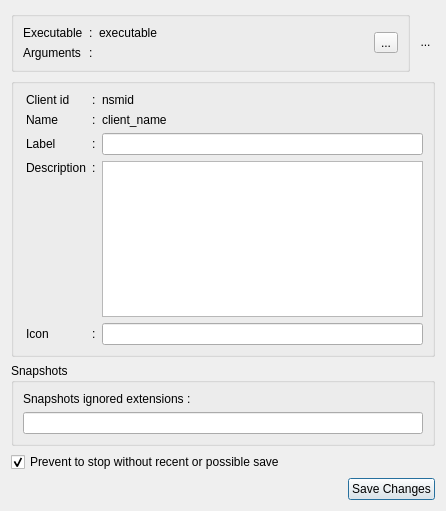
Qt form resources/ui/client_properties.ui (Houston4444/RaySession) before a commit.
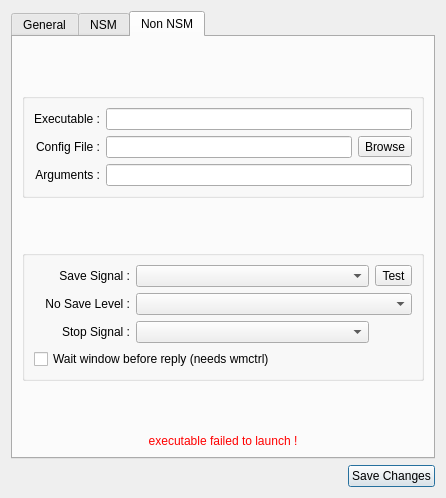
The same form after that commit. Icons and pictures are not drawn.

Commit message: implement non nsm tab in client properties dialog

The edit to the form file:
```diff
--- a/resources/ui/client_properties.ui
+++ b/resources/ui/client_properties.ui
@@ -7,7 +7,7 @@
     <x>0</x>
     <y>0</y>
     <width>446</width>
-    <height>511</height>
+    <height>498</height>
    </rect>
   </property>
   <property name="sizePolicy">
@@ -21,168 +21,15 @@
   </property>
   <layout class="QVBoxLayout" name="verticalLayout">
    <item>
-    <spacer name="verticalSpacer">
-     <property name="orientation">
-      <enum>Qt::Vertical</enum>
+    <widget class="QTabWidget" name="tabWidget">
+     <property name="currentIndex">
+      <number>2</number>
      </property>
-     <property name="sizeType">
-      <enum>QSizePolicy::MinimumExpanding</enum>
-     </property>
-     <property name="sizeHint" stdset="0">
-      <size>
-       <width>20</width>
-       <height>0</height>
-      </size>
-     </property>
-    </spacer>
-   </item>
-   <item>
-    <layout class="QHBoxLayout" name="horizontalLayout">
-     <item>
-      <widget class="QGroupBox" name="groupBoxExecArgs">
-       <property name="title">
-        <string/>
-       </property>
-       <layout class="QGridLayout" name="gridLayout_3">
-        <item row="0" column="1">
-         <widget class="QLabel" name="label_4">
-          <property name="sizePolicy">
-           <sizepolicy hsizetype="Fixed" vsizetype="Preferred">
-            <horstretch>0</horstretch>
-            <verstretch>0</verstretch>
-           </sizepolicy>
-          </property>
-          <property name="text">
-           <string>:</string>
-          </property>
-         </widget>
-        </item>
-        <item row="0" column="0">
-         <widget class="QLabel" name="label">
-          <property name="sizePolicy">
-           <sizepolicy hsizetype="Minimum" vsizetype="Minimum">
-            <horstretch>0</horstretch>
-            <verstretch>0</verstretch>
-           </sizepolicy>
-          </property>
-          <property name="text">
-           <string>Executable</string>
-          </property>
-         </widget>
-        </item>
-        <item row="0" column="2">
-         <widget class="QLabel" name="labelExecutable">
-          <property name="sizePolicy">
-           <sizepolicy hsizetype="Minimum" vsizetype="Fixed">
-            <horstretch>0</horstretch>
-            <verstretch>0</verstretch>
-           </sizepolicy>
-          </property>
-          <property name="text">
-           <string>executable</string>
-          </property>
-         </widget>
-        </item>
-        <item row="1" column="0">
-         <widget class="QLabel" name="label_11">
-          <property name="sizePolicy">
-           <sizepolicy hsizetype="Fixed" vsizetype="Minimum">
-            <horstretch>0</horstretch>
-            <verstretch>0</verstretch>
-           </sizepolicy>
-          </property>
-          <property name="text">
-           <string>Arguments</string>
-          </property>
-         </widget>
-        </item>
-        <item row="1" column="1">
-         <widget class="QLabel" name="label_12">
-          <property name="sizePolicy">
-           <sizepolicy hsizetype="Fixed" vsizetype="Preferred">
-            <horstretch>0</horstretch>
-            <verstretch>0</verstretch>
-           </sizepolicy>
-          </property>
-          <property name="text">
-           <string>:</string>
-          </property>
-         </widget>
-        </item>
-        <item row="1" column="2">
-         <widget class="QLabel" name="labelArguments">
-          <property name="sizePolicy">
-           <sizepolicy hsizetype="Expanding" vsizetype="Fixed">
-            <horstretch>0</horstretch>
-            <verstretch>0</verstretch>
-           </sizepolicy>
-          </property>
-          <property name="text">
-           <string/>
-          </property>
-         </widget>
-        </item>
-        <item row="0" column="3" rowspan="2">
-         <widget class="QToolButton" name="toolButtonEditExecutable">
-          <property name="toolTip">
-           <string>Edit executable</string>
-          </property>
-          <property name="text">
-           <string>...</string>
-          </property>
-          <property name="icon">
-           <iconset theme="edit-rename">
-            <normaloff>.</normaloff>.</iconset>
-          </property>
-         </widget>
-        </item>
-       </layout>
-      </widget>
-     </item>
-     <item>
-      <widget class="QToolButton" name="toolButtonIcon">
-       <property name="baseSize">
-        <size>
-         <width>48</width>
-         <height>48</height>
-        </size>
-       </property>
-       <property name="styleSheet">
-        <string notr="true">QToolButton{border:none}</string>
-       </property>
-       <property name="text">
-        <string>...</string>
-       </property>
-       <property name="icon">
-        <iconset theme="application-pdf">
-         <normaloff>.</normaloff>.</iconset>
-       </property>
-       <property name="iconSize">
-        <size>
-         <width>48</width>
-         <height>48</height>
-        </size>
-       </property>
-      </widget>
-     </item>
-    </layout>
-   </item>
-   <item>
-    <spacer name="verticalSpacer_3">
-     <property name="orientation">
-      <enum>Qt::Vertical</enum>
-     </property>
-     <property name="sizeType">
-      <enum>QSizePolicy::MinimumExpanding</enum>
-     </property>
-     <property name="sizeHint" stdset="0">
-      <size>
-       <width>20</width>
-       <height>0</height>
-      </size>
-     </property>
-    </spacer>
-   </item>
+     <widget class="QWidget" name="tab">
+      <attribute name="title">
+       <string>General</string>
+      </attribute>
+      <layout class="QVBoxLayout" name="verticalLayout_4">
    <item>
     <widget class="QGroupBox" name="groupBox">
      <property name="title">
@@ -191,7 +38,27 @@
      <layout class="QGridLayout" name="gridLayout_2">
       <item row="0" column="0">
        <layout class="QGridLayout" name="gridLayout" columnstretch="0,0,0,0,0">
-        <item row="1" column="2">
+            <item row="4" column="3" colspan="2">
+             <widget class="QPlainTextEdit" name="plainTextEditDescription">
+              <property name="plainText">
+               <string/>
+              </property>
+             </widget>
+            </item>
+            <item row="0" column="2">
+             <widget class="QLabel" name="label_7">
+              <property name="sizePolicy">
+               <sizepolicy hsizetype="Fixed" vsizetype="Preferred">
+                <horstretch>0</horstretch>
+                <verstretch>0</verstretch>
+               </sizepolicy>
+              </property>
+              <property name="text">
+               <string>:</string>
+              </property>
+             </widget>
+            </item>
+            <item row="2" column="2">
          <widget class="QLabel" name="label_8">
           <property name="sizePolicy">
            <sizepolicy hsizetype="Fixed" vsizetype="Preferred">
@@ -204,7 +71,46 @@
           </property>
          </widget>
         </item>
+            <item row="3" column="0">
+             <spacer name="horizontalSpacer">
+              <property name="orientation">
+               <enum>Qt::Horizontal</enum>
+              </property>
+              <property name="sizeType">
+               <enum>QSizePolicy::Fixed</enum>
+              </property>
+              <property name="sizeHint" stdset="0">
+               <size>
+                <width>3</width>
+                <height>20</height>
+               </size>
+              </property>
+             </spacer>
+            </item>
+            <item row="0" column="1">
+             <widget class="QLabel" name="label_3">
+              <property name="sizePolicy">
+               <sizepolicy hsizetype="Fixed" vsizetype="Minimum">
+                <horstretch>0</horstretch>
+                <verstretch>0</verstretch>
+               </sizepolicy>
+              </property>
+              <property name="text">
+               <string>Client id</string>
+              </property>
+             </widget>
+            </item>
         <item row="4" column="1">
+             <widget class="QLabel" name="label_14">
+              <property name="text">
+               <string>Description</string>
+              </property>
+              <property name="alignment">
+               <set>Qt::AlignLeading|Qt::AlignLeft|Qt::AlignTop</set>
+              </property>
+             </widget>
+            </item>
+            <item row="5" column="1">
          <widget class="QLabel" name="label_5">
           <property name="sizePolicy">
            <sizepolicy hsizetype="Fixed" vsizetype="Minimum">
@@ -218,6 +124,35 @@
          </widget>
         </item>
         <item row="2" column="1">
+             <widget class="QLabel" name="label_2">
+              <property name="sizePolicy">
+               <sizepolicy hsizetype="Fixed" vsizetype="Minimum">
+                <horstretch>0</horstretch>
+                <verstretch>0</verstretch>
+               </sizepolicy>
+              </property>
+              <property name="text">
+               <string>Name</string>
+              </property>
+             </widget>
+            </item>
+            <item row="4" column="2">
+             <widget class="QLabel" name="label_15">
+              <property name="text">
+               <string>:</string>
+              </property>
+              <property name="alignment">
+               <set>Qt::AlignLeading|Qt::AlignLeft|Qt::AlignTop</set>
+              </property>
+             </widget>
+            </item>
+            <item row="3" column="3" colspan="2">
+             <widget class="QLineEdit" name="lineEditLabel"/>
+            </item>
+            <item row="5" column="3" colspan="2">
+             <widget class="QLineEdit" name="lineEditIcon"/>
+            </item>
+            <item row="3" column="1">
          <widget class="QLabel" name="label_6">
           <property name="sizePolicy">
            <sizepolicy hsizetype="Fixed" vsizetype="Minimum">
@@ -230,10 +165,7 @@
           </property>
          </widget>
         </item>
-        <item row="2" column="3" colspan="2">
-         <widget class="QLineEdit" name="lineEditLabel"/>
-        </item>
-        <item row="4" column="2">
+            <item row="5" column="2">
          <widget class="QLabel" name="label_10">
           <property name="sizePolicy">
            <sizepolicy hsizetype="Fixed" vsizetype="Preferred">
@@ -246,49 +178,7 @@
           </property>
          </widget>
         </item>
-        <item row="1" column="1">
-         <widget class="QLabel" name="label_2">
-          <property name="sizePolicy">
-           <sizepolicy hsizetype="Fixed" vsizetype="Minimum">
-            <horstretch>0</horstretch>
-            <verstretch>0</verstretch>
-           </sizepolicy>
-          </property>
-          <property name="text">
-           <string>Name</string>
-          </property>
-         </widget>
-        </item>
-        <item row="0" column="1">
-         <widget class="QLabel" name="label_3">
-          <property name="sizePolicy">
-           <sizepolicy hsizetype="Fixed" vsizetype="Minimum">
-            <horstretch>0</horstretch>
-            <verstretch>0</verstretch>
-           </sizepolicy>
-          </property>
-          <property name="text">
-           <string>Client id</string>
-          </property>
-         </widget>
-        </item>
-        <item row="2" column="0">
-         <spacer name="horizontalSpacer">
-          <property name="orientation">
-           <enum>Qt::Horizontal</enum>
-          </property>
-          <property name="sizeType">
-           <enum>QSizePolicy::Fixed</enum>
-          </property>
-          <property name="sizeHint" stdset="0">
-           <size>
-            <width>3</width>
-            <height>20</height>
-           </size>
-          </property>
-         </spacer>
-        </item>
-        <item row="2" column="2">
+            <item row="3" column="2">
          <widget class="QLabel" name="label_9">
           <property name="sizePolicy">
            <sizepolicy hsizetype="Fixed" vsizetype="Preferred">
@@ -301,7 +191,7 @@
           </property>
          </widget>
         </item>
-        <item row="1" column="3" colspan="2">
+            <item row="2" column="3">
          <widget class="QLabel" name="labelClientName">
           <property name="sizePolicy">
            <sizepolicy hsizetype="Expanding" vsizetype="Fixed">
@@ -314,23 +204,7 @@
           </property>
          </widget>
         </item>
-        <item row="4" column="3" colspan="2">
-         <widget class="QLineEdit" name="lineEditIcon"/>
-        </item>
-        <item row="0" column="2">
-         <widget class="QLabel" name="label_7">
-          <property name="sizePolicy">
-           <sizepolicy hsizetype="Fixed" vsizetype="Preferred">
-            <horstretch>0</horstretch>
-            <verstretch>0</verstretch>
-           </sizepolicy>
-          </property>
-          <property name="text">
-           <string>:</string>
-          </property>
-         </widget>
-        </item>
-        <item row="0" column="3" colspan="2">
+            <item row="0" column="3">
          <widget class="QLabel" name="labelId">
           <property name="sizePolicy">
            <sizepolicy hsizetype="Expanding" vsizetype="Fixed">
@@ -343,30 +217,29 @@
           </property>
          </widget>
         </item>
-        <item row="3" column="1">
-         <widget class="QLabel" name="label_14">
-          <property name="text">
-           <string>Description</string>
-          </property>
-          <property name="alignment">
-           <set>Qt::AlignLeading|Qt::AlignLeft|Qt::AlignTop</set>
-          </property>
-         </widget>
-        </item>
-        <item row="3" column="2">
-         <widget class="QLabel" name="label_15">
+            <item row="0" column="4" rowspan="3">
+             <widget class="QToolButton" name="toolButtonIcon">
+              <property name="baseSize">
+               <size>
+                <width>48</width>
+                <height>48</height>
+               </size>
+              </property>
+              <property name="styleSheet">
+               <string notr="true">QToolButton{border:none}</string>
+              </property>
           <property name="text">
-           <string>:</string>
-          </property>
-          <property name="alignment">
-           <set>Qt::AlignLeading|Qt::AlignLeft|Qt::AlignTop</set>
-          </property>
-         </widget>
-        </item>
-        <item row="3" column="3" colspan="2">
-         <widget class="QPlainTextEdit" name="plainTextEditDescription">
-          <property name="plainText">
-           <string/>
+               <string>...</string>
+              </property>
+              <property name="icon">
+               <iconset theme="application-pdf">
+                <normaloff>../../../.designer/backup</normaloff>../../../.designer/backup</iconset>
+              </property>
+              <property name="iconSize">
+               <size>
+                <width>48</width>
+                <height>48</height>
+               </size>
           </property>
          </widget>
         </item>
@@ -376,7 +249,20 @@
     </widget>
    </item>
    <item>
-    <spacer name="verticalSpacer_5">
+        <spacer name="verticalSpacer_2">
+         <property name="orientation">
+          <enum>Qt::Vertical</enum>
+         </property>
+         <property name="sizeHint" stdset="0">
+          <size>
+           <width>20</width>
+           <height>40</height>
+          </size>
+         </property>
+        </spacer>
+       </item>
+       <item>
+        <spacer name="verticalSpacer_3">
      <property name="orientation">
       <enum>Qt::Vertical</enum>
      </property>
@@ -428,13 +314,10 @@
      <property name="orientation">
       <enum>Qt::Vertical</enum>
      </property>
-     <property name="sizeType">
-      <enum>QSizePolicy::MinimumExpanding</enum>
-     </property>
      <property name="sizeHint" stdset="0">
       <size>
        <width>20</width>
-       <height>0</height>
+           <height>40</height>
       </size>
      </property>
     </spacer>
@@ -450,20 +333,402 @@
     </widget>
    </item>
    <item>
-    <spacer name="verticalSpacer_2">
+        <layout class="QVBoxLayout" name="verticalLayout_2"/>
+       </item>
+      </layout>
+     </widget>
+     <widget class="QWidget" name="tab_2">
+      <attribute name="title">
+       <string>NSM</string>
+      </attribute>
+      <layout class="QVBoxLayout" name="verticalLayout_6">
+       <item>
+        <spacer name="verticalSpacer_11">
      <property name="orientation">
       <enum>Qt::Vertical</enum>
      </property>
-     <property name="sizeType">
-      <enum>QSizePolicy::MinimumExpanding</enum>
-     </property>
+         <property name="sizeHint" stdset="0">
+          <size>
+           <width>20</width>
+           <height>40</height>
+          </size>
+         </property>
+        </spacer>
+       </item>
+       <item>
+        <layout class="QVBoxLayout" name="verticalLayout_5">
+         <item>
+          <widget class="QGroupBox" name="groupBox_3">
+           <property name="title">
+            <string/>
+           </property>
+           <layout class="QVBoxLayout" name="verticalLayout_8">
+            <item>
+             <widget class="QLabel" name="label">
+              <property name="text">
+               <string>&lt;html&gt;&lt;head/&gt;&lt;body&gt;&lt;p&gt;Edit executable is strongly discouraged !&lt;br/&gt;It can be useful if you use many versions of a same software.&lt;br/&gt;Change it only if you are sure of what you are doing.&lt;/p&gt;&lt;/body&gt;&lt;/html&gt;</string>
+              </property>
+             </widget>
+            </item>
+            <item>
+             <spacer name="verticalSpacer">
+              <property name="orientation">
+               <enum>Qt::Vertical</enum>
+              </property>
      <property name="sizeHint" stdset="0">
       <size>
        <width>20</width>
-       <height>0</height>
+                <height>40</height>
       </size>
      </property>
     </spacer>
+            </item>
+            <item>
+             <widget class="QLabel" name="label_4">
+              <property name="text">
+               <string>Executable :</string>
+              </property>
+             </widget>
+            </item>
+            <item>
+             <widget class="QLineEdit" name="lineEditExecutableNSM"/>
+            </item>
+           </layout>
+          </widget>
+         </item>
+         <item>
+          <spacer name="verticalSpacer_5">
+           <property name="orientation">
+            <enum>Qt::Vertical</enum>
+           </property>
+           <property name="sizeHint" stdset="0">
+            <size>
+             <width>20</width>
+             <height>40</height>
+            </size>
+           </property>
+          </spacer>
+         </item>
+         <item>
+          <widget class="QGroupBox" name="groupBox_4">
+           <property name="title">
+            <string/>
+           </property>
+           <layout class="QVBoxLayout" name="verticalLayout_9">
+            <item>
+             <widget class="QLabel" name="label_11">
+              <property name="text">
+               <string>&lt;html&gt;&lt;head/&gt;&lt;body&gt;&lt;p&gt;Arguments are supposed to not be supported by NSM protocol.&lt;br/&gt;In some cases it can works, but no warranty !&lt;/p&gt;&lt;/body&gt;&lt;/html&gt;</string>
+              </property>
+             </widget>
+            </item>
+            <item>
+             <spacer name="verticalSpacer_6">
+              <property name="orientation">
+               <enum>Qt::Vertical</enum>
+              </property>
+              <property name="sizeHint" stdset="0">
+               <size>
+                <width>20</width>
+                <height>40</height>
+               </size>
+              </property>
+             </spacer>
+            </item>
+            <item>
+             <widget class="QLabel" name="label_12">
+              <property name="text">
+               <string>Arguments :</string>
+              </property>
+             </widget>
+            </item>
+            <item>
+             <widget class="QLineEdit" name="lineEditArgumentsNSM"/>
+            </item>
+           </layout>
+          </widget>
+         </item>
+         <item>
+          <spacer name="verticalSpacer_7">
+           <property name="orientation">
+            <enum>Qt::Vertical</enum>
+           </property>
+           <property name="sizeHint" stdset="0">
+            <size>
+             <width>20</width>
+             <height>40</height>
+            </size>
+           </property>
+          </spacer>
+         </item>
+        </layout>
+       </item>
+      </layout>
+     </widget>
+     <widget class="QWidget" name="tab_3">
+      <attribute name="title">
+       <string>Non NSM</string>
+      </attribute>
+      <layout class="QVBoxLayout" name="verticalLayout_10">
+       <item>
+        <spacer name="verticalSpacer_10">
+         <property name="orientation">
+          <enum>Qt::Vertical</enum>
+         </property>
+         <property name="sizeHint" stdset="0">
+          <size>
+           <width>20</width>
+           <height>40</height>
+          </size>
+         </property>
+        </spacer>
+       </item>
+       <item>
+        <layout class="QVBoxLayout" name="verticalLayout_7">
+         <item>
+          <widget class="QGroupBox" name="groupBox_5">
+           <property name="toolTip">
+            <string>&lt;html&gt;&lt;head/&gt;&lt;body&gt;&lt;p&gt;Command-line options are incompatible with robust session management for a variety of reasons, so the NSM server does not support them directly.&lt;/p&gt;&lt;p&gt;Some audio programs doesn't have NSM implementation yet, but they can have a LASH/LADISH implementation, and we can use it for the save signal.&lt;/p&gt;&lt;p&gt;Be warned that referring to files outside of the session directory will impair your ability to reliably archive and transport sessions. &lt;br/&gt;&lt;br/&gt;Patching the program to use NSM natively will result in a better experience. &lt;/p&gt;&lt;/body&gt;&lt;/html&gt;</string>
+           </property>
+           <property name="title">
+            <string/>
+           </property>
+           <layout class="QGridLayout" name="gridLayout_3">
+            <item row="2" column="0">
+             <widget class="QLabel" name="label_16">
+              <property name="toolTip">
+               <string>&lt;html&gt;&lt;head/&gt;&lt;body&gt;&lt;p&gt;The program will be started with its current directory being a uniquely named directory under the current session directory. &lt;/p&gt;&lt;p&gt;It is recommended that you only refer to files in the current directory.&lt;/p&gt;&lt;/body&gt;&lt;/html&gt;</string>
+              </property>
+              <property name="text">
+               <string>Config File :</string>
+              </property>
+              <property name="alignment">
+               <set>Qt::AlignRight|Qt::AlignTrailing|Qt::AlignVCenter</set>
+              </property>
+             </widget>
+            </item>
+            <item row="2" column="1">
+             <widget class="QLineEdit" name="lineEditConfigFile">
+              <property name="toolTip">
+               <string>&lt;html&gt;&lt;head/&gt;&lt;body&gt;&lt;p&gt;The program will be started with its current directory being a uniquely named directory under the current session directory. &lt;/p&gt;&lt;p&gt;It is recommended that you only refer to files in the current directory.&lt;/p&gt;&lt;/body&gt;&lt;/html&gt;</string>
+              </property>
+             </widget>
+            </item>
+            <item row="3" column="0">
+             <widget class="QLabel" name="label_18">
+              <property name="toolTip">
+               <string>&lt;html&gt;&lt;head/&gt;&lt;body&gt;&lt;p&gt;The environment variables $NSM_CLIENT_ID and $RAY_SESSION_NAME will contain the unique client ID (suitable for use as e.g. a JACK client name) and the display name for the session, respectively.&lt;br/&gt;The variable $CONFIG_FILE will contain the name of the config file selected above.&lt;/p&gt;&lt;/body&gt;&lt;/html&gt;</string>
+              </property>
+              <property name="text">
+               <string>Arguments :</string>
+              </property>
+              <property name="alignment">
+               <set>Qt::AlignRight|Qt::AlignTrailing|Qt::AlignVCenter</set>
+              </property>
+             </widget>
+            </item>
+            <item row="1" column="1" colspan="2">
+             <widget class="QLineEdit" name="lineEditExecutable">
+              <property name="toolTip">
+               <string>&lt;html&gt;&lt;head/&gt;&lt;body&gt;&lt;p&gt;Command-line options are incompatible with robust session management for a variety of reasons, so the NSM server does not support them directly.&lt;/p&gt;&lt;p&gt;Some audio programs doesn't have NSM implementation yet, but they can have a LASH/LADISH implementation, and we can use it for the save signal.&lt;/p&gt;&lt;p&gt;Be warned that referring to files outside of the session directory will impair your ability to reliably archive and transport sessions. &lt;br/&gt;&lt;br/&gt;Patching the program to use NSM natively will result in a better experience. &lt;/p&gt;&lt;/body&gt;&lt;/html&gt;</string>
+              </property>
+             </widget>
+            </item>
+            <item row="3" column="1" colspan="2">
+             <widget class="QLineEdit" name="lineEditArguments">
+              <property name="toolTip">
+               <string>&lt;html&gt;&lt;head/&gt;&lt;body&gt;&lt;p&gt;The environment variables $NSM_CLIENT_ID and $RAY_SESSION_NAME will contain the unique client ID (suitable for use as e.g. a JACK client name) and the display name for the session, respectively.&lt;br/&gt;The variable $CONFIG_FILE will contain the name of the config file selected above.&lt;/p&gt;&lt;/body&gt;&lt;/html&gt;</string>
+              </property>
+             </widget>
+            </item>
+            <item row="1" column="0">
+             <widget class="QLabel" name="label_17">
+              <property name="toolTip">
+               <string>&lt;html&gt;&lt;head/&gt;&lt;body&gt;&lt;p&gt;Command-line options are incompatible with robust session management for a variety of reasons, so the NSM server does not support them directly.&lt;/p&gt;&lt;p&gt;Some audio programs doesn't have NSM implementation yet, but they can have a LASH/LADISH implementation, and we can use it for the save signal.&lt;/p&gt;&lt;p&gt;Be warned that referring to files outside of the session directory will impair your ability to reliably archive and transport sessions. &lt;br/&gt;&lt;br/&gt;Patching the program to use NSM natively will result in a better experience. &lt;/p&gt;&lt;/body&gt;&lt;/html&gt;</string>
+              </property>
+              <property name="text">
+               <string>Executable :</string>
+              </property>
+              <property name="alignment">
+               <set>Qt::AlignRight|Qt::AlignTrailing|Qt::AlignVCenter</set>
+              </property>
+             </widget>
+            </item>
+            <item row="2" column="2">
+             <widget class="QToolButton" name="toolButtonBrowse">
+              <property name="toolTip">
+               <string>&lt;html&gt;&lt;head/&gt;&lt;body&gt;&lt;p&gt;The program will be started with its current directory being a uniquely named directory under the current session directory. &lt;/p&gt;&lt;p&gt;It is recommended that you only refer to files in the current directory.&lt;/p&gt;&lt;/body&gt;&lt;/html&gt;</string>
+              </property>
+              <property name="text">
+               <string>Browse</string>
+              </property>
+              <property name="icon">
+               <iconset theme="folder-open">
+                <normaloff>.</normaloff>.</iconset>
+              </property>
+              <property name="toolButtonStyle">
+               <enum>Qt::ToolButtonTextBesideIcon</enum>
+              </property>
+             </widget>
+            </item>
+           </layout>
+          </widget>
+         </item>
+        </layout>
+       </item>
+       <item>
+        <spacer name="verticalSpacer_8">
+         <property name="orientation">
+          <enum>Qt::Vertical</enum>
+         </property>
+         <property name="sizeHint" stdset="0">
+          <size>
+           <width>20</width>
+           <height>40</height>
+          </size>
+         </property>
+        </spacer>
+       </item>
+       <item>
+        <widget class="QGroupBox" name="groupBox_6">
+         <property name="title">
+          <string/>
+         </property>
+         <layout class="QGridLayout" name="gridLayout_4">
+          <item row="4" column="0" colspan="3">
+           <widget class="QCheckBox" name="checkBoxWaitWindow">
+            <property name="text">
+             <string>Wait window before reply (needs wmctrl)</string>
+            </property>
+           </widget>
+          </item>
+          <item row="0" column="1">
+           <widget class="QComboBox" name="comboSaveSig">
+            <property name="toolTip">
+             <string>&lt;html&gt;&lt;head/&gt;&lt;body&gt;&lt;p&gt;Some (very few) programs may respond to a specific Unix signal by somehow saving their state.&lt;/p&gt;&lt;p&gt;If 'Save Signal' is set to something other than 'None', then Ray Proxy will deliver the specified signal to the proxied process upon an NSM 'Save' event.&lt;/p&gt;&lt;p&gt;If program is compatible with LASH/LADISH, save signal is SIGUSR1.&lt;/p&gt;&lt;p&gt;Most programs will treat these signals just like SIGTERM and die.&lt;/p&gt;&lt;p&gt;You have been warned.&lt;/p&gt;&lt;/body&gt;&lt;/html&gt;</string>
+            </property>
+           </widget>
+          </item>
+          <item row="2" column="0">
+           <widget class="QLabel" name="label_19">
+            <property name="sizePolicy">
+             <sizepolicy hsizetype="Preferred" vsizetype="Preferred">
+              <horstretch>0</horstretch>
+              <verstretch>0</verstretch>
+             </sizepolicy>
+            </property>
+            <property name="toolTip">
+             <string>&lt;html&gt;&lt;head/&gt;&lt;body&gt;&lt;p&gt;Most programs will shutdown gracefully when sent a SIGTERM or SIGINT signal.&lt;br/&gt;It's impossible to know which signal a specific program will respond to.&lt;br/&gt;A unhandled signal will simply kill the process, and may cause problems with the audio subsystem (e.g. JACK).&lt;br/&gt;Check the program's documentation or source code to determine which signal to use to stop it gracefully.&lt;/p&gt;&lt;/body&gt;&lt;/html&gt;</string>
+            </property>
+            <property name="text">
+             <string>Stop Signal :</string>
+            </property>
+            <property name="alignment">
+             <set>Qt::AlignRight|Qt::AlignTrailing|Qt::AlignVCenter</set>
+            </property>
+           </widget>
+          </item>
+          <item row="0" column="2">
+           <widget class="QToolButton" name="toolButtonTestSave">
+            <property name="text">
+             <string>Test</string>
+            </property>
+            <property name="icon">
+             <iconset theme="send-to-symbolic">
+              <normaloff>.</normaloff>.</iconset>
+            </property>
+            <property name="toolButtonStyle">
+             <enum>Qt::ToolButtonTextBesideIcon</enum>
+            </property>
+           </widget>
+          </item>
+          <item row="2" column="1">
+           <widget class="QComboBox" name="comboStopSig">
+            <property name="toolTip">
+             <string>&lt;html&gt;&lt;head/&gt;&lt;body&gt;&lt;p&gt;Most programs will shutdown gracefully when sent a SIGTERM or SIGINT signal.&lt;br/&gt;It's impossible to know which signal a specific program will respond to.&lt;br/&gt;A unhandled signal will simply kill the process, and may cause problems with the audio subsystem (e.g. JACK).&lt;br/&gt;Check the program's documentation or source code to determine which signal to use to stop it gracefully.&lt;/p&gt;&lt;/body&gt;&lt;/html&gt;</string>
+            </property>
+           </widget>
+          </item>
+          <item row="0" column="0">
+           <widget class="QLabel" name="label_20">
+            <property name="sizePolicy">
+             <sizepolicy hsizetype="Preferred" vsizetype="Preferred">
+              <horstretch>0</horstretch>
+              <verstretch>0</verstretch>
+             </sizepolicy>
+            </property>
+            <property name="toolTip">
+             <string>&lt;html&gt;&lt;head/&gt;&lt;body&gt;&lt;p&gt;Some (very few) programs may respond to a specific Unix signal by somehow saving their state.&lt;/p&gt;&lt;p&gt;If 'Save Signal' is set to something other than 'None', then Ray Proxy will deliver the specified signal to the proxied process upon an NSM 'Save' event.&lt;/p&gt;&lt;p&gt;If program is compatible with LASH/LADISH, save signal is SIGUSR1.&lt;/p&gt;&lt;p&gt;Most programs will treat these signals just like SIGTERM and die.&lt;/p&gt;&lt;p&gt;You have been warned.&lt;/p&gt;&lt;/body&gt;&lt;/html&gt;</string>
+            </property>
+            <property name="text">
+             <string>Save Signal :</string>
+            </property>
+            <property name="alignment">
+             <set>Qt::AlignRight|Qt::AlignTrailing|Qt::AlignVCenter</set>
+            </property>
+           </widget>
+          </item>
+          <item row="1" column="0">
+           <widget class="QLabel" name="labelNoSaveLevel">
+            <property name="sizePolicy">
+             <sizepolicy hsizetype="Preferred" vsizetype="Preferred">
+              <horstretch>0</horstretch>
+              <verstretch>0</verstretch>
+             </sizepolicy>
+            </property>
+            <property name="text">
+             <string>No Save Level :</string>
+            </property>
+            <property name="alignment">
+             <set>Qt::AlignRight|Qt::AlignTrailing|Qt::AlignVCenter</set>
+            </property>
+           </widget>
+          </item>
+          <item row="1" column="1" colspan="2">
+           <widget class="QComboBox" name="comboNoSave">
+            <property name="sizePolicy">
+             <sizepolicy hsizetype="Preferred" vsizetype="Fixed">
+              <horstretch>1</horstretch>
+              <verstretch>0</verstretch>
+             </sizepolicy>
+            </property>
+            <property name="toolTip">
+             <string>&lt;html&gt;&lt;head/&gt;&lt;body&gt;&lt;p&gt;If this proxy has no save signal,&lt;br/&gt;it can sends to session manager this information.&lt;/p&gt;&lt;p&gt;&lt;ul&gt;&lt;li&gt;0 - this information is not sent.&lt;/li&gt;&lt;li&gt;1 - this information is sent, session manager will ask user to close programs himself at session unload.&lt;/li&gt;&lt;li&gt;2 - this information is sent, session manager can try to close window gracefully before to ask user to close programs himself  at session unload. Good choice if the program displays a dialog if changes are not saved.&lt;/li&gt;&lt;/ul&gt;&lt;/p&gt;&lt;/body&gt;&lt;/html&gt;</string>
+            </property>
+           </widget>
+          </item>
+         </layout>
+        </widget>
+       </item>
+       <item>
+        <spacer name="verticalSpacer_9">
+         <property name="orientation">
+          <enum>Qt::Vertical</enum>
+         </property>
+         <property name="sizeHint" stdset="0">
+          <size>
+           <width>20</width>
+           <height>40</height>
+          </size>
+         </property>
+        </spacer>
+       </item>
+       <item>
+        <widget class="QLabel" name="labelError">
+         <property name="styleSheet">
+          <string notr="true">color: red</string>
+         </property>
+         <property name="text">
+          <string>executable failed to launch !</string>
+         </property>
+         <property name="alignment">
+          <set>Qt::AlignCenter</set>
+         </property>
+        </widget>
+       </item>
+      </layout>
+     </widget>
+    </widget>
    </item>
    <item>
     <layout class="QHBoxLayout" name="horizontalLayout_2">
```
Left out of the diff: 2 changed lines with no effect on the pictures. Lines whose indentation alone changed are shown as unchanged. The commit also changes 1 other file.
